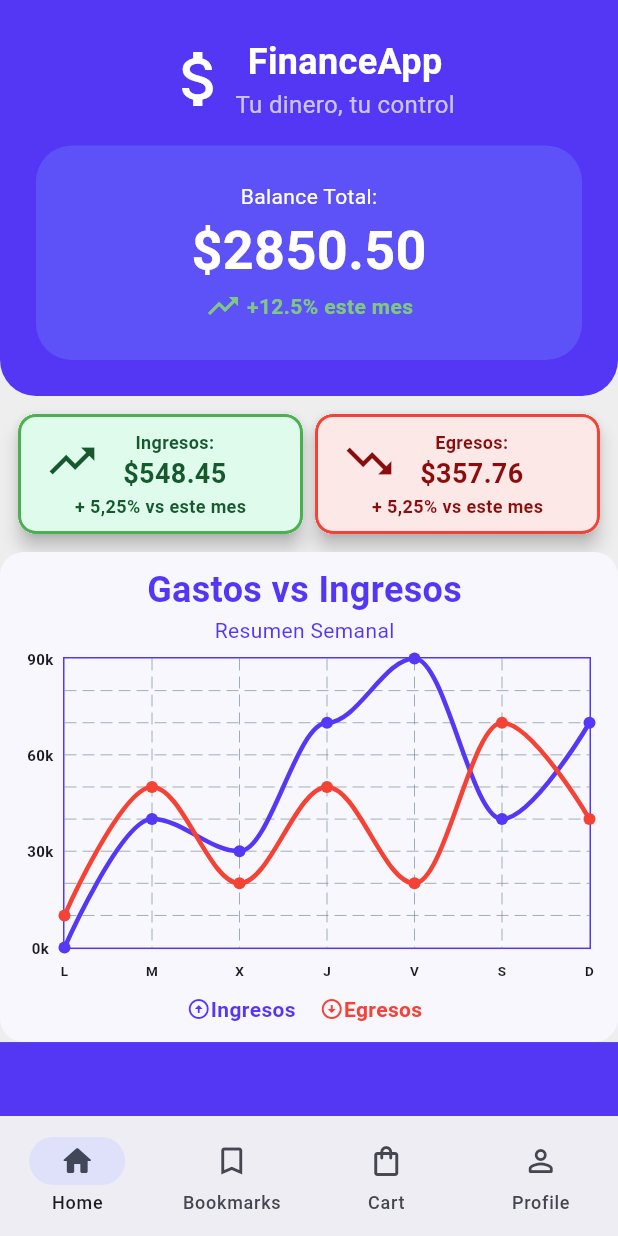
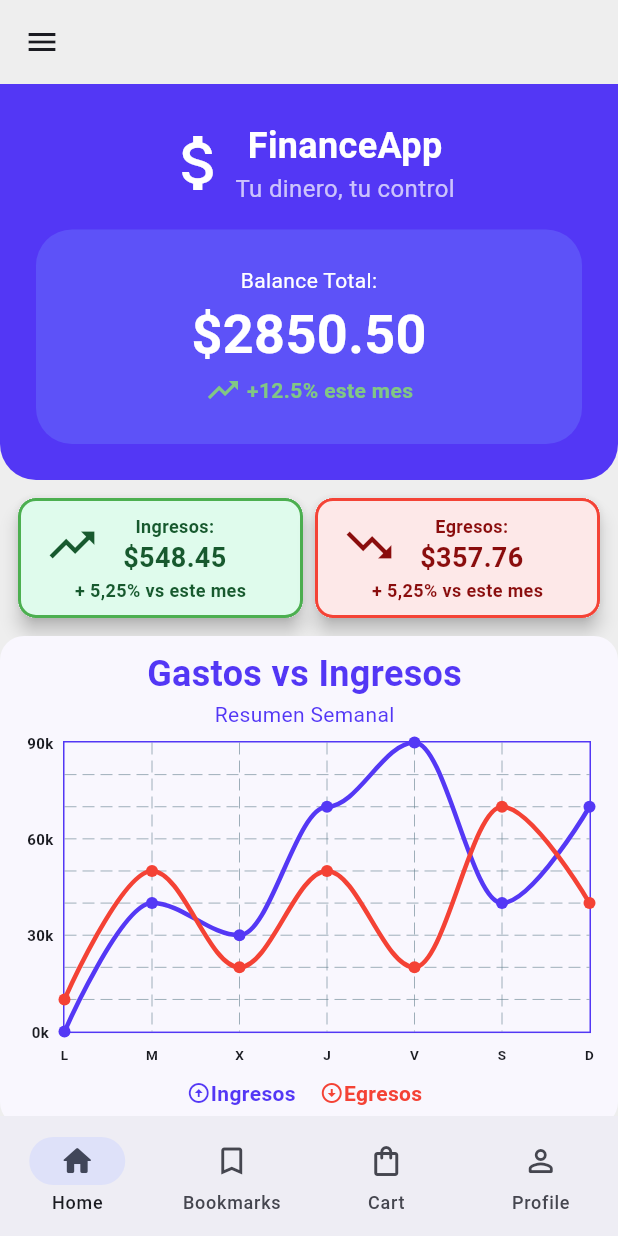
Before and after one commit to VECTOR416/Flutter-Manejo-Divisas, a Flutter app: the screen it shows after launch, on a phone screen of 412 x 824 dp. Run offline on Flutter 3.47's test engine with Material 3 defaults, Android fonts, the phone set to English and light mode, and no system bars; drawn by our look-alikes of fl_chart; our stand-ins replace go_router.

Commit message:
feat(homescreen): Adicion de Appbar basico en la aplicacion

```diff
--- a/lib/presentation/screens/home_screen.dart
+++ b/lib/presentation/screens/home_screen.dart
@@ -8,6 +8,12 @@
   @override
   Widget build(BuildContext context) {
     return Scaffold(
+      drawer: Drawer(
+        backgroundColor: Color(0xFF5337F5),
+      ),
+      appBar: AppBar(
+        backgroundColor: Colors.grey[200],
+      ),
       backgroundColor: Colors.grey[200],
       body: SingleChildScrollView(
         child: SafeArea(
```
Also changed, not shown: lib/presentation/widgets/home-screen/budget_card.dart (added, +10 -0 lines).
